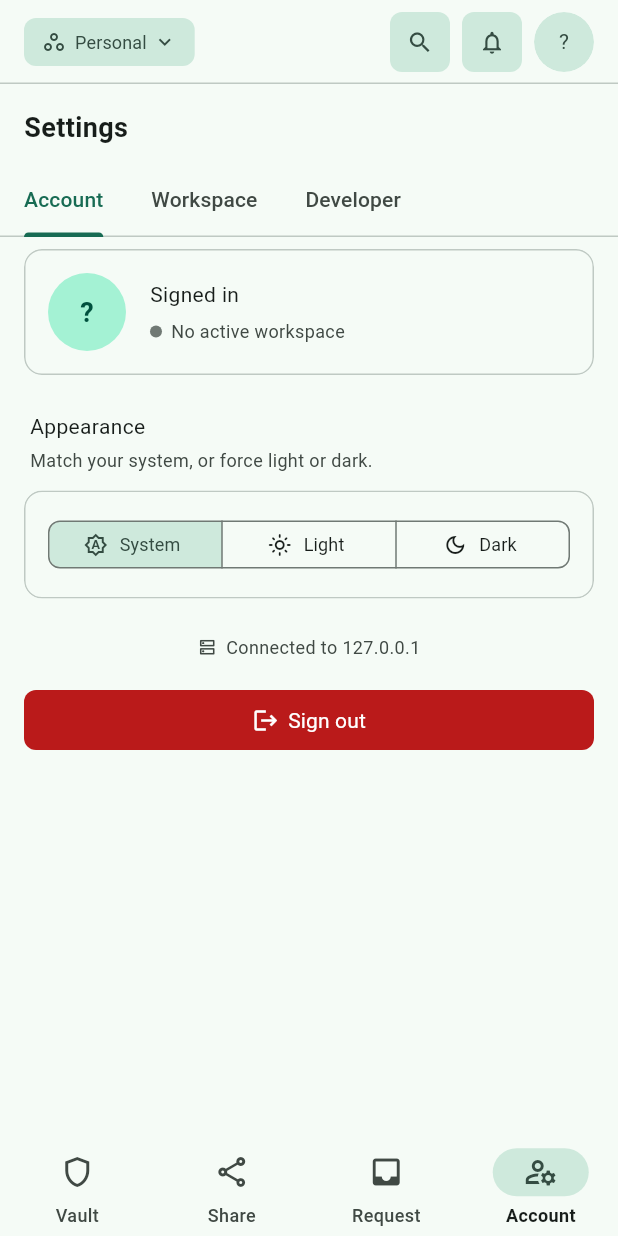
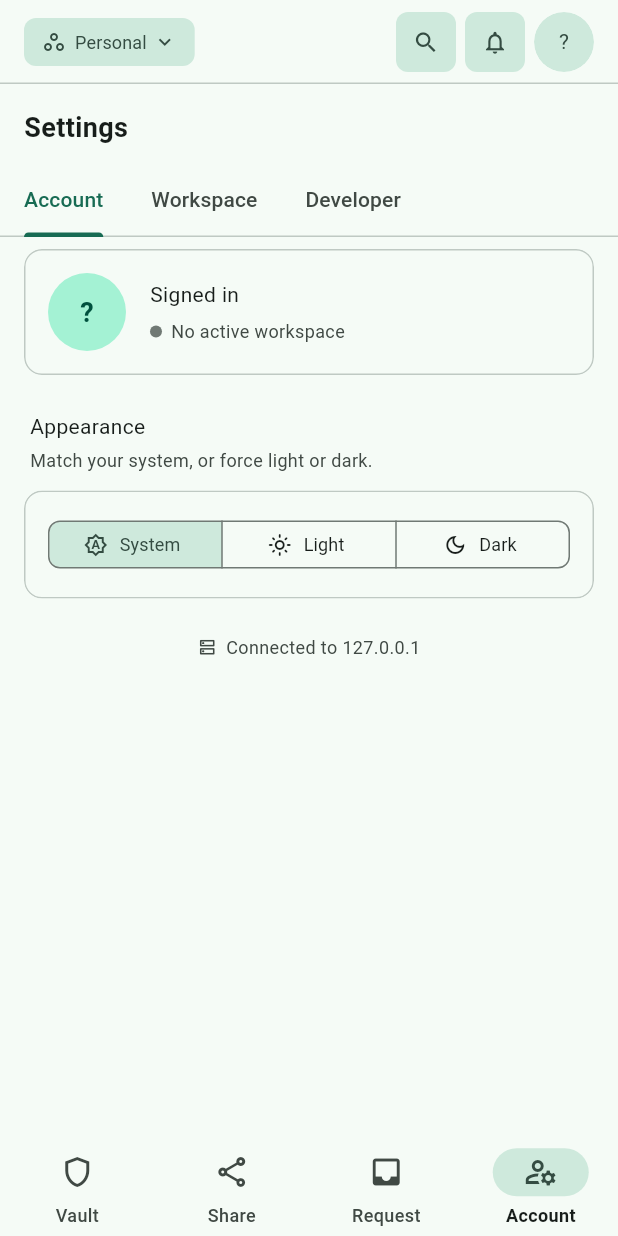
Before and after one commit to argseby/revoked, a Flutter app: the ApiKeysScreen screen opened by its route, after a tap on the "chevron left" icon, on a phone screen of 412 x 824 dp. Run offline on Flutter 3.47's test engine with Material 3 defaults, Android fonts, the phone set to English and light mode, and no system bars; our stand-ins replace app_links, basic_utils, flutter_mobx, flutter_secure_storage, go_router, mobx and 1 more; missing offline and left inert: pointycastle; accounts and stored records are empty; generated files the repository leaves out were written again; network calls fail.

Commit message:
feat(app): removed sign-out button from settings panel & optimized spacings and button orders

```diff
--- a/app/lib/features/settings/view/settings_screen.dart
+++ b/app/lib/features/settings/view/settings_screen.dart
@@ -128,14 +128,6 @@ class _SettingsScreenState extends State<SettingsScreen> {
 
         const SizedBox(height: AppSpacing.xxl),
         _buildConnection(context),
-
-        const SizedBox(height: AppSpacing.xl),
-        _SignOutButton(
-          onSignOut: () async {
-            await auth.logout();
-            if (context.mounted) context.go(AppRoutes.login);
-          },
-        ),
       ],
     );
   }
--- a/app/lib/features/shell/view/app_shell.dart
+++ b/app/lib/features/shell/view/app_shell.dart
@@ -1,13 +1,11 @@
 import 'package:flutter/material.dart';
-
-import 'package:revoked_app/core/design/spacing.dart';
-import 'package:revoked_app/core/widgets/app_button.dart';
 import 'package:flutter_mobx/flutter_mobx.dart';
 import 'package:go_router/go_router.dart';
-
+import 'package:revoked_app/core/design/app_icons.dart';
+import 'package:revoked_app/core/design/spacing.dart';
 import 'package:revoked_app/core/router/app_router.dart';
 import 'package:revoked_app/core/stores.dart';
-import 'package:revoked_app/core/design/app_icons.dart';
+import 'package:revoked_app/core/widgets/app_button.dart';
 import 'package:revoked_app/core/widgets/identity_controls.dart';
 import 'package:revoked_app/features/notifications/view/notifications_sheet.dart';
 import 'package:revoked_app/features/shell/view/link_search_sheet.dart';
@@ -74,9 +72,9 @@ class _AppShellState extends State<AppShell> {
         title: const Row(children: [WorkspaceChip()]),
         actions: const [
           _SearchButton(),
-          AppSpacing.gapSm,
+          AppSpacing.gapXs,
           _NotificationBell(),
-          AppSpacing.gapSm,
+          AppSpacing.gapXs,
           AccountButton(),
           SizedBox(width: AppSpacing.lg),
         ],
```
Also changed, not shown: app/lib/core/widgets/identity_controls.dart (+3 -4 lines), app/lib/features/shares/view/shares_screen.dart (+10 -8 lines).
